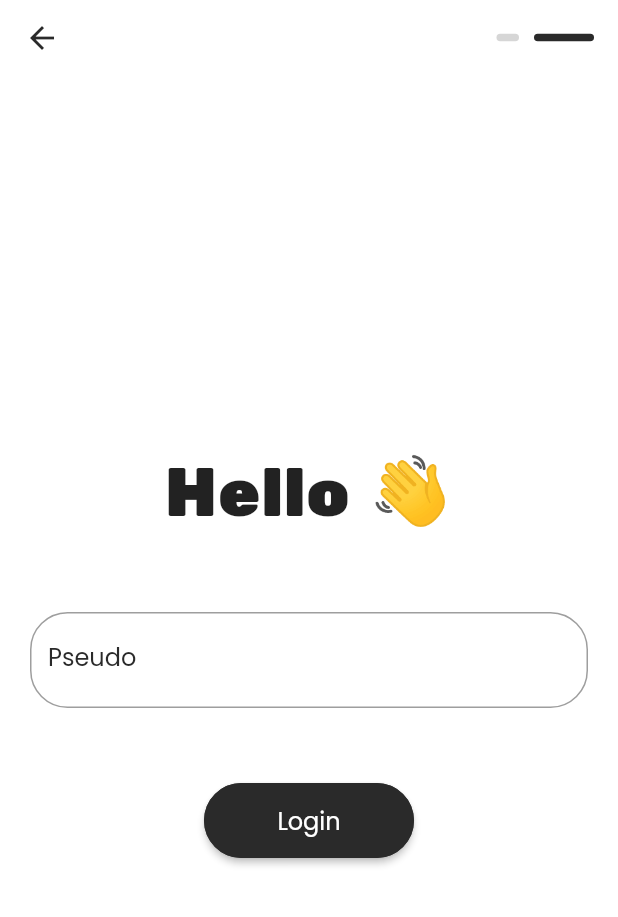
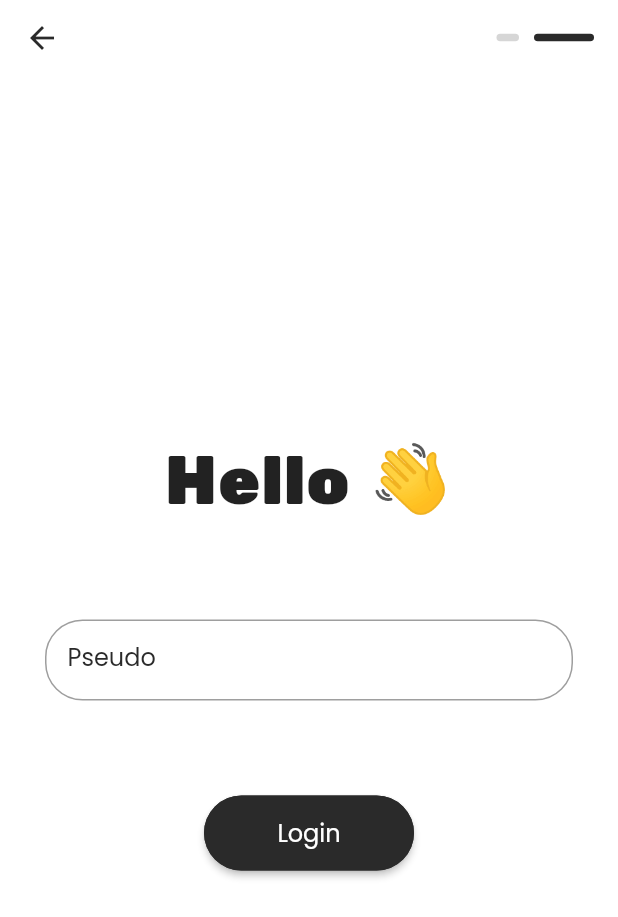
Before and after one commit to GUMBAUElric/time-tracker, a Flutter app: the screen it shows after launch, after a tap on "Next", on a phone screen of 412 x 824 dp. Shown: the top 917 px of the screen. Run offline on Flutter 3.47's test engine with Material 2 defaults, Android fonts, the phone set to English and light mode, and no system bars; our stand-ins replace flutter_redux, redux; accounts and stored records are empty.

Commit message:
feat(container): create & use TTContainer component

```diff
--- a/lib/base/base.dart
+++ b/lib/base/base.dart
@@ -15,3 +15,9 @@ class TTBorderRadius {
   static const double normal = 25;
   static const double small = 25;
 }
+
+class TTDefaultSize {
+  static const double width = 400;
+  static const double height = 350;
+  static const double margin = 30;
+}
--- /dev/null
+++ b/lib/components/container.dart
@@ -0,0 +1,29 @@
+import 'package:flutter/material.dart';
+
+class TTContainer extends StatelessWidget {
+  final double marginHorizontal;
+  final double marginVertical;
+  final double width;
+  final double height;
+  final Widget child;
+
+  const TTContainer(
+      {Key? key,
+      this.marginHorizontal = 30,
+      this.marginVertical = 30,
+      this.width = 400,
+      this.height = 350,
+      required this.child})
+      : super(key: key);
+
+  @override
+  Widget build(BuildContext context) {
+    return Container(
+      margin: EdgeInsets.symmetric(
+          horizontal: marginHorizontal, vertical: marginVertical),
+      width: width,
+      height: height,
+      child: child,
+    );
+  }
+}
--- a/lib/layouts/login_form.dart
+++ b/lib/layouts/login_form.dart
@@ -3,6 +3,7 @@ import 'package:flutter_redux/flutter_redux.dart';
 import 'package:redux/redux.dart';
 import 'package:time_tracker/base/base.dart';
 import 'package:time_tracker/components/button.dart';
+import 'package:time_tracker/components/container.dart';
 import 'package:time_tracker/models/user.model.dart';
 import 'package:time_tracker/store/tt.actions.dart';
 import 'package:time_tracker/store/tt.state.dart';
@@ -24,20 +25,19 @@ class _TTLoginFormState extends State<TTLoginForm> {
   Widget build(BuildContext context) {
     return StoreBuilder<TimeTrackerState>(
         builder: (BuildContext context, Store<TimeTrackerState> store) {
-      return Form(
+      return TTContainer(
+        child: Form(
           key: _formKey,
           child: Column(
-          mainAxisAlignment: MainAxisAlignment.center,
+            mainAxisAlignment: MainAxisAlignment.spaceAround,
+            crossAxisAlignment: CrossAxisAlignment.center,
             children: [
               const Text("Hello 👋",
                   style: TextStyle(
                     fontFamily: TTFonts.secondary,
                     fontSize: 45,
                   )),
-            Container(
-              width: 400,
-              margin: const EdgeInsets.symmetric(vertical: 50, horizontal: 20),
-              child: TextFormField(
+              TextFormField(
                 controller: _pseudoController,
                 autocorrect: false,
                 validator: (val) => val!.isEmpty ? "Wrong pseudo !" : null,
@@ -47,13 +47,14 @@ class _TTLoginFormState extends State<TTLoginForm> {
                   labelText: "Pseudo",
                   labelStyle: const TextStyle(color: TTColors.primary),
                   hintText: "Cho7du67",
+                  contentPadding:
+                      const EdgeInsets.symmetric(vertical: 15, horizontal: 15),
                   border: OutlineInputBorder(
                       borderRadius: BorderRadius.circular(TTBorderRadius.small),
                       borderSide: const BorderSide(color: TTColors.primary)),
                   focusedBorder: OutlineInputBorder(
                       borderRadius: BorderRadius.circular(TTBorderRadius.small),
                       borderSide: const BorderSide(color: TTColors.primary)),
-                ),
                 ),
               ),
               TTButton(
@@ -70,6 +71,7 @@ class _TTLoginFormState extends State<TTLoginForm> {
               ),
             ],
           ),
+        ),
       );
     });
   }
```
Also changed, not shown: lib/layouts/logout_form.dart (+11 -12 lines). Lines whose indentation alone changed are shown as unchanged.
